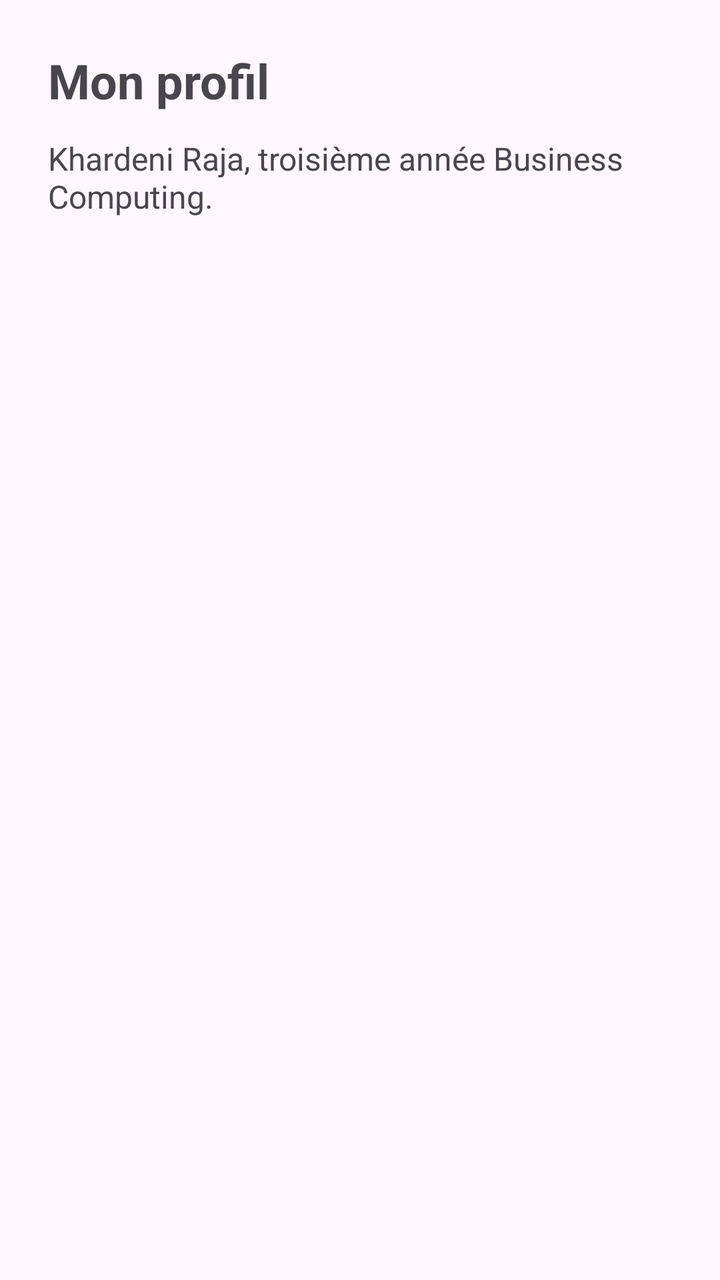
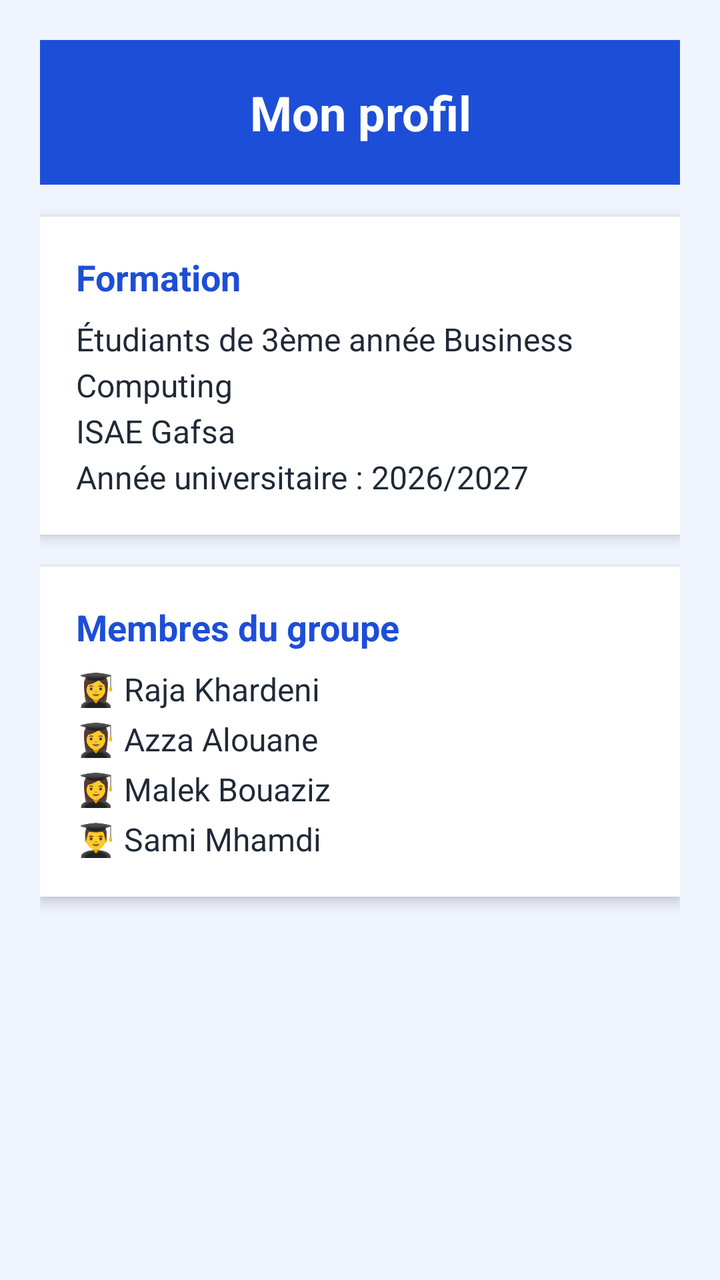

The first picture is an Android layout as it rendered before a commit; the second is the same layout after the commit. The layout source and the unified diff follow.
<!-- AndroidManifest.xml: application theme Theme.TP4Navigation -->
<!-- res/layout/fragment_profil.xml -->
<?xml version="1.0" encoding="utf-8"?>
<LinearLayout
    xmlns:android="http://schemas.android.com/apk/res/android"
    android:layout_width="match_parent"
    android:layout_height="match_parent"
    android:orientation="vertical"
    android:padding="24dp">

    <TextView
        android:layout_width="wrap_content"
        android:layout_height="wrap_content"
        android:text="Mon profil"
        android:textSize="24sp"
        android:textStyle="bold" />

    <TextView
        android:layout_width="wrap_content"
        android:layout_height="wrap_content"
        android:layout_marginTop="12dp"
        android:text="Khardeni Raja, troisième année Business Computing."
        android:textSize="16sp" />
</LinearLayout>
<!-- resources referenced by this layout -->
<resources>
  <style name="Theme.TP4Navigation" parent="Base.Theme.TP4Navigation" />
  <style name="Base.Theme.TP4Navigation" parent="Theme.Material3.DayNight.NoActionBar">
          
          <item name="android:colorPrimaryDark">#1D4ED8</item>
      </style>
</resources>

<!-- the commit's change to res/layout/fragment_profil.xml (unified diff, before → after) -->
@@ -1,22 +1,84 @@
 <?xml version="1.0" encoding="utf-8"?>
-<LinearLayout
+<ScrollView
     xmlns:android="http://schemas.android.com/apk/res/android"
     android:layout_width="match_parent"
     android:layout_height="match_parent"
-    android:orientation="vertical"
-    android:padding="24dp">
+    android:background="#EFF4FF"
+    android:fillViewport="true">
 
-    <TextView
-        android:layout_width="wrap_content"
+    <LinearLayout
+        android:layout_width="match_parent"
         android:layout_height="wrap_content"
-        android:text="Mon profil"
-        android:textSize="24sp"
-        android:textStyle="bold" />
+        android:orientation="vertical"
+        android:padding="20dp">
 
-    <TextView
-        android:layout_width="wrap_content"
-        android:layout_height="wrap_content"
-        android:layout_marginTop="12dp"
-        android:text="Khardeni Raja, troisième année Business Computing."
-        android:textSize="16sp" />
-</LinearLayout>
+        
+        <TextView
+            android:layout_width="match_parent"
+            android:layout_height="wrap_content"
+            android:background="#1D4ED8"
+            android:gravity="center"
+            android:padding="20dp"
+            android:text="Mon profil"
+            android:textColor="#FFFFFF"
+            android:textSize="24sp"
+            android:textStyle="bold" />
+
+        
+        <LinearLayout
+            android:layout_width="match_parent"
+            android:layout_height="wrap_content"
+            android:layout_marginTop="16dp"
+            android:background="#FFFFFF"
+            android:elevation="4dp"
+            android:orientation="vertical"
+            android:padding="18dp">
+
+            <TextView
+                android:layout_width="wrap_content"
+                android:layout_height="wrap_content"
+                android:text="Formation"
+                android:textColor="#1D4ED8"
+                android:textSize="18sp"
+                android:textStyle="bold" />
+
+            <TextView
+                android:layout_width="wrap_content"
+                android:layout_height="wrap_content"
+                android:layout_marginTop="8dp"
+                android:lineSpacingExtra="4dp"
+                android:text="Étudiants de 3ème année Business Computing\nISAE Gafsa\nAnnée universitaire : 2026/2027"
+                android:textColor="#1F2937"
+                android:textSize="16sp" />
+        </LinearLayout>
+
+        
+        <LinearLayout
+            android:layout_width="match_parent"
+            android:layout_height="wrap_content"
+            android:layout_marginTop="16dp"
+            android:background="#FFFFFF"
+            android:elevation="4dp"
+            android:orientation="vertical"
+            android:padding="18dp">
+
+            <TextView
+                android:layout_width="wrap_content"
+                android:layout_height="wrap_content"
+                android:text="Membres du groupe"
+                android:textColor="#1D4ED8"
+                android:textSize="18sp"
+                android:textStyle="bold" />
+
+            <TextView
+                android:layout_width="wrap_content"
+                android:layout_height="wrap_content"
+                android:layout_marginTop="8dp"
+                android:lineSpacingExtra="6dp"
+                android:text="👩‍🎓 Raja Khardeni\n👩‍🎓 Azza Alouane\n👩‍🎓 Malek Bouaziz\n👨‍🎓 Sami Mhamdi"
+                android:textColor="#1F2937"
+                android:textSize="16sp" />
+        </LinearLayout>
+
+    </LinearLayout>
+</ScrollView>
